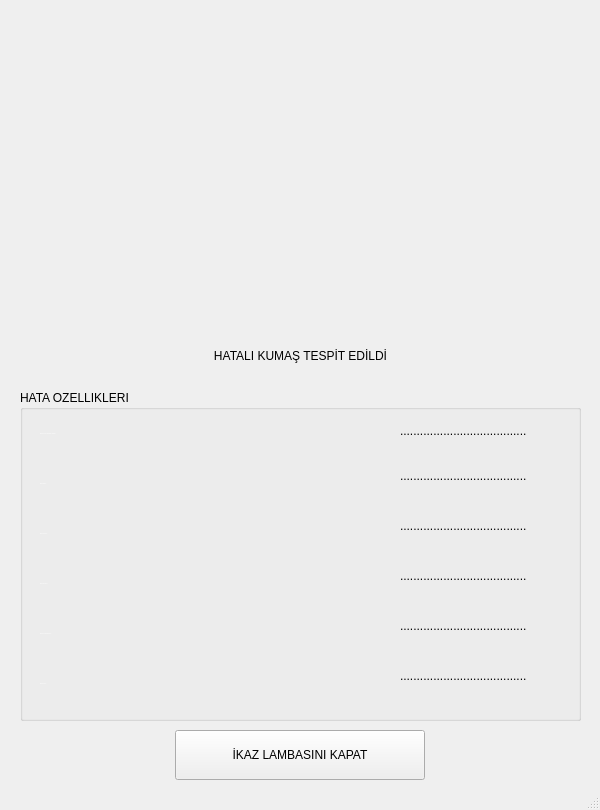
Old version of the form Hata_Goster.ui in the repository Yavuzhan-Baykara/optical-eye.
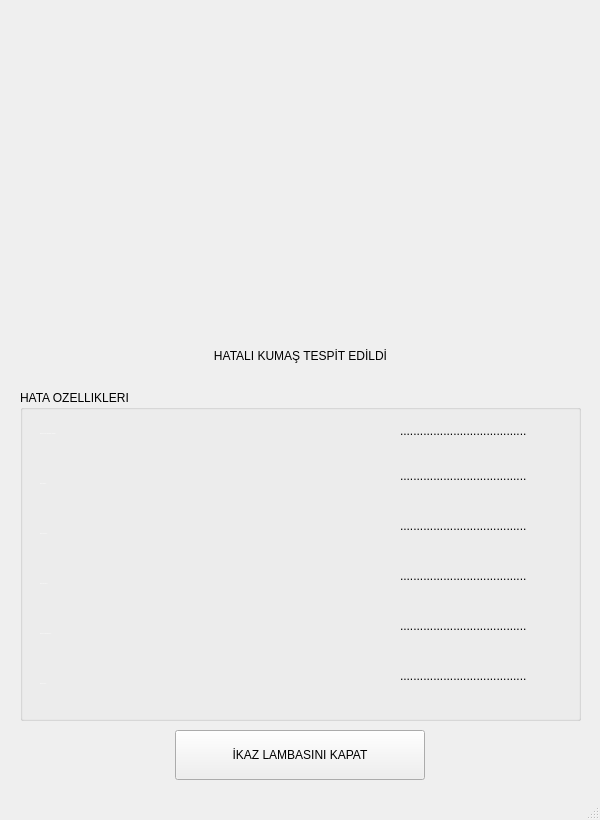
New version of the form. Icons and pictures are not drawn.

What changed in the file:
```diff
--- a/Hata_Goster.ui
+++ b/Hata_Goster.ui
@@ -7,19 +7,19 @@
     <x>0</x>
     <y>0</y>
     <width>600</width>
-    <height>810</height>
+    <height>820</height>
    </rect>
   </property>
   <property name="minimumSize">
    <size>
     <width>600</width>
-    <height>810</height>
+    <height>820</height>
    </size>
   </property>
   <property name="maximumSize">
    <size>
     <width>600</width>
-    <height>810</height>
+    <height>820</height>
    </size>
   </property>
   <property name="windowTitle">
```
